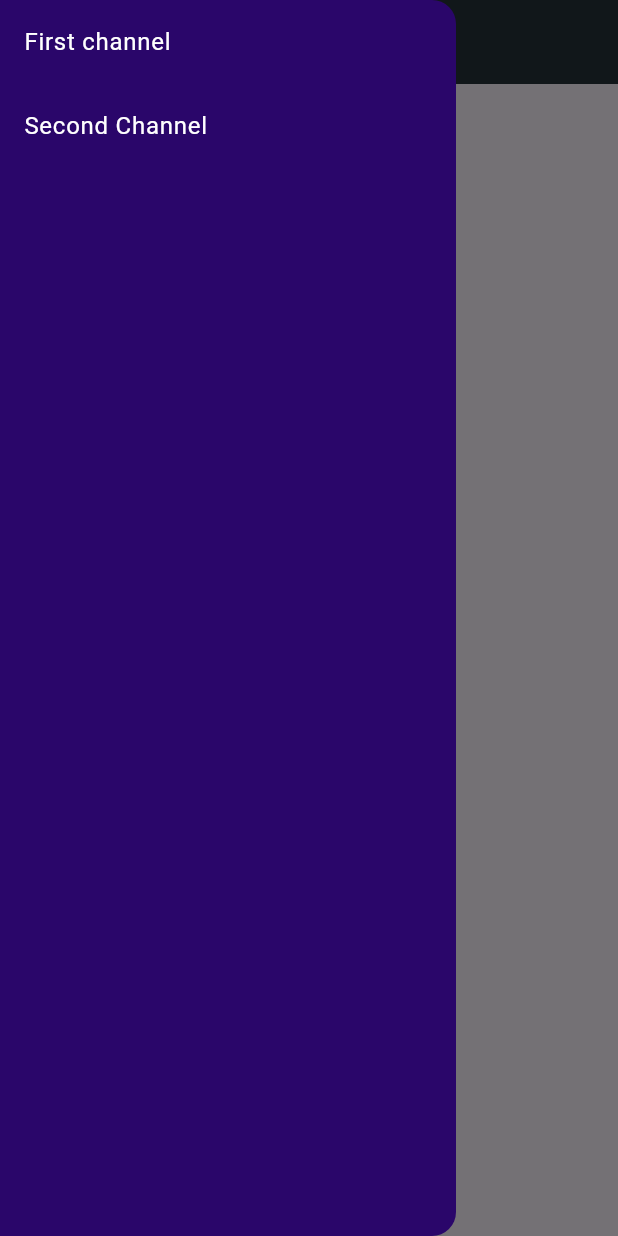
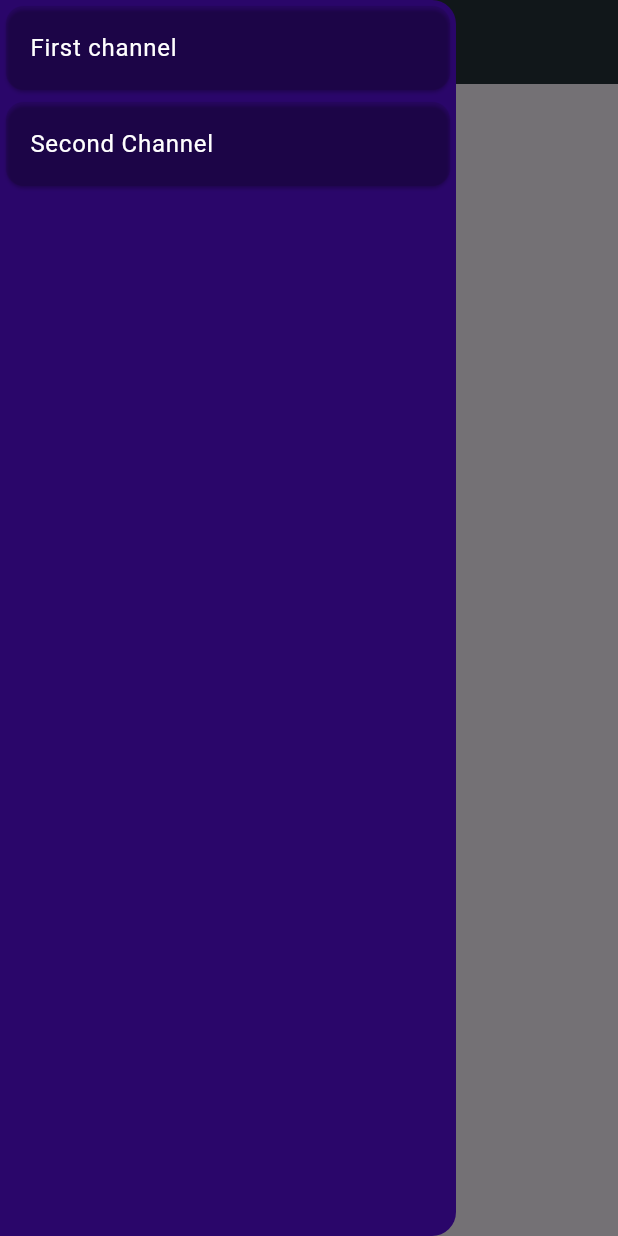
Before and after one commit to Mondal-Prasun/Ciscord, a Flutter app: the screen it shows after launch, with the side drawer open, on a phone screen of 412 x 824 dp. Run offline on Flutter 3.47's test engine with Material 3 defaults, Android fonts, the phone set to English and light mode, and no system bars; our stand-ins replace flutter_riverpod, google_fonts, lottie.

Commit message:
added some style on channnel card

```diff
--- a/lib/widgets/channel_tile.dart
+++ b/lib/widgets/channel_tile.dart
@@ -24,11 +24,14 @@ class ChannelTile extends StatelessWidget {
           ),
         );
       },
-      child: ListTile(
-        title: Text(
-          channelName,
-          style: const TextStyle(
-            color: Colors.white,
+      child: Card(
+        color: const Color.fromARGB(21, 0, 0, 0),
+        child: ListTile(
+          title: Text(
+            channelName,
+            style: const TextStyle(
+              color: Colors.white,
+            ),
           ),
         ),
       ),
```
